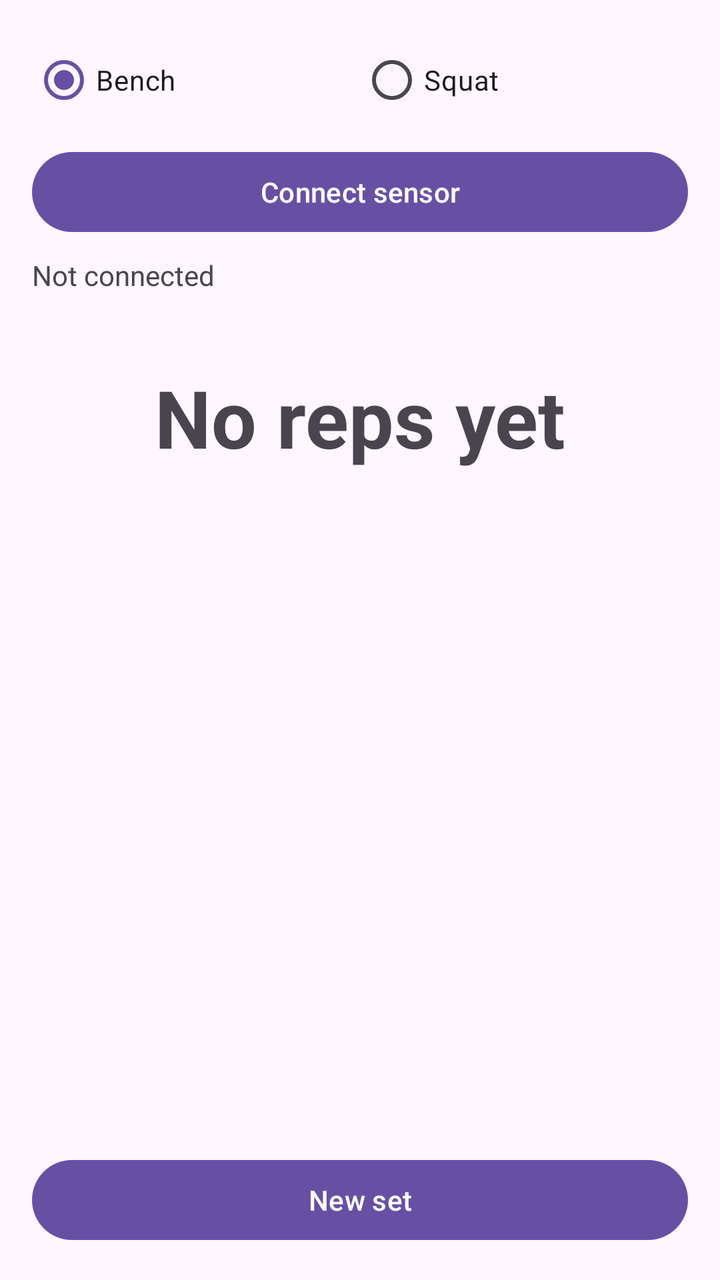
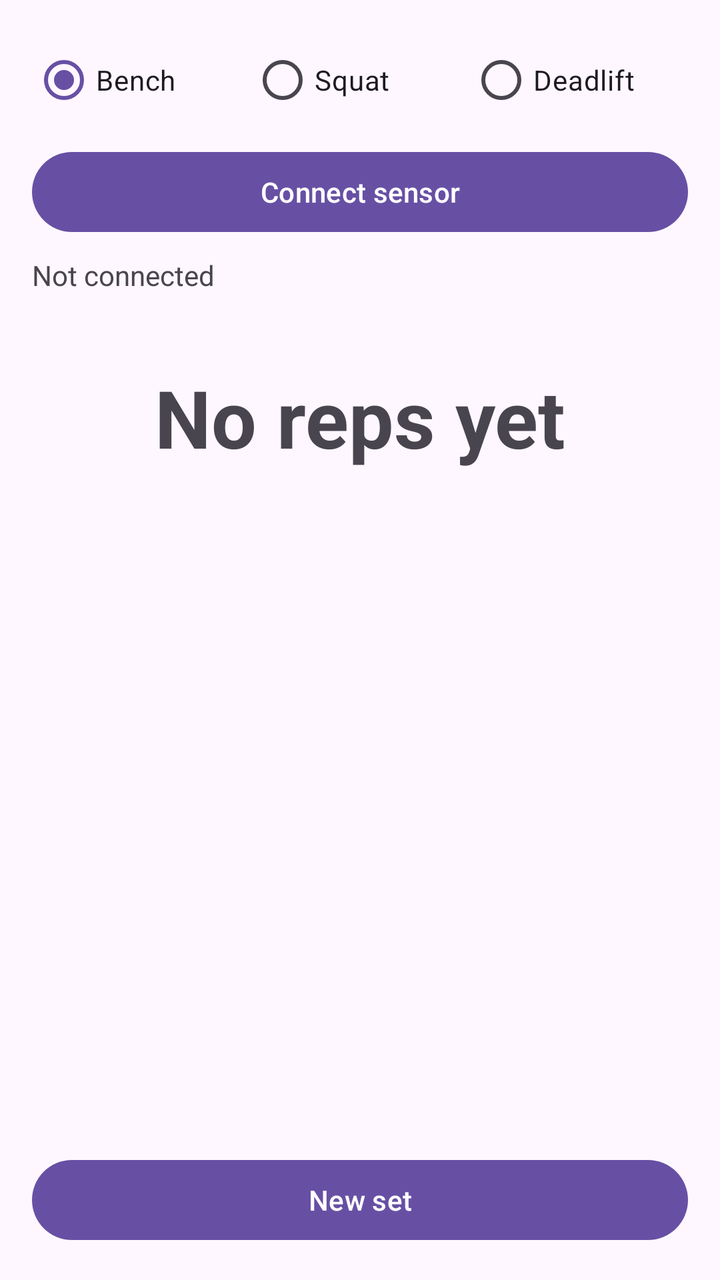

Two renders of the same Android screen: before a commit and after it. Below are the layout's source before the change and the commit's diff.
<!-- AndroidManifest.xml: application theme Theme.VelocityTracker -->
<!-- res/layout/activity_main.xml -->
<?xml version="1.0" encoding="utf-8"?>
<LinearLayout xmlns:android="http://schemas.android.com/apk/res/android"
    xmlns:tools="http://schemas.android.com/tools"
    android:id="@+id/main"
    android:layout_width="match_parent"
    android:layout_height="match_parent"
    android:orientation="vertical"
    android:padding="16dp"
    tools:context=".MainActivity">

    <RadioGroup
        android:id="@+id/liftGroup"
        android:layout_width="match_parent"
        android:layout_height="wrap_content"
        android:orientation="horizontal">

        <RadioButton
            android:id="@+id/radioBench"
            android:layout_width="0dp"
            android:layout_height="wrap_content"
            android:layout_weight="1"
            android:checked="true"
            android:text="@string/lift_bench" />

        <RadioButton
            android:id="@+id/radioSquat"
            android:layout_width="0dp"
            android:layout_height="wrap_content"
            android:layout_weight="1"
            android:text="@string/lift_squat" />
    </RadioGroup>

    <Button
        android:id="@+id/btnConnect"
        android:layout_width="match_parent"
        android:layout_height="wrap_content"
        android:layout_marginTop="8dp"
        android:text="@string/connect" />

    <TextView
        android:id="@+id/tvConnection"
        android:layout_width="match_parent"
        android:layout_height="wrap_content"
        android:layout_marginTop="8dp"
        android:text="@string/not_connected" />

    <TextView
        android:id="@+id/tvStatus"
        android:layout_width="match_parent"
        android:layout_height="wrap_content"
        android:text="" />

    <TextView
        android:id="@+id/tvLastRep"
        android:layout_width="match_parent"
        android:layout_height="wrap_content"
        android:layout_marginTop="16dp"
        android:gravity="center"
        android:text="@string/no_reps_yet"
        android:textSize="40sp"
        android:textStyle="bold" />

    <TextView
        android:id="@+id/tvSummary"
        android:layout_width="match_parent"
        android:layout_height="wrap_content"
        android:layout_marginBottom="8dp"
        android:gravity="center"
        android:text="" />

    <ListView
        android:id="@+id/lvReps"
        android:layout_width="match_parent"
        android:layout_height="0dp"
        android:layout_weight="1" />

    <TextView
        android:id="@+id/tvLogFile"
        android:layout_width="match_parent"
        android:layout_height="wrap_content"
        android:layout_marginTop="8dp"
        android:textSize="11sp" />

    <Button
        android:id="@+id/btnNewSet"
        android:layout_width="match_parent"
        android:layout_height="wrap_content"
        android:text="@string/new_set" />
</LinearLayout>
<!-- resources referenced by this layout -->
<resources>
  <string name="connect">Connect sensor</string>
  <string name="lift_bench">Bench</string>
  <string name="lift_squat">Squat</string>
  <string name="new_set">New set</string>
  <string name="no_reps_yet">No reps yet</string>
  <string name="not_connected">Not connected</string>
  <style name="Theme.VelocityTracker" parent="Base.Theme.VelocityTracker" />
  <style name="Base.Theme.VelocityTracker" parent="Theme.Material3.DayNight.NoActionBar">
          
          
      </style>
</resources>

<!-- the commit's change to res/layout/activity_main.xml (unified diff, before → after) -->
@@ -28,6 +28,13 @@
             android:layout_height="wrap_content"
             android:layout_weight="1"
             android:text="@string/lift_squat" />
+
+        <RadioButton
+            android:id="@+id/radioDeadlift"
+            android:layout_width="0dp"
+            android:layout_height="wrap_content"
+            android:layout_weight="1"
+            android:text="@string/lift_deadlift" />
     </RadioGroup>
 
     <Button
<!-- resource entries referenced after the edit -->
@@ -2,6 +2,7 @@
 <resources>
   <string name="connect">Connect sensor</string>
   <string name="lift_bench">Bench</string>
+  <string name="lift_deadlift">Deadlift</string>
   <string name="lift_squat">Squat</string>
   <string name="new_set">New set</string>
   <string name="no_reps_yet">No reps yet</string>
